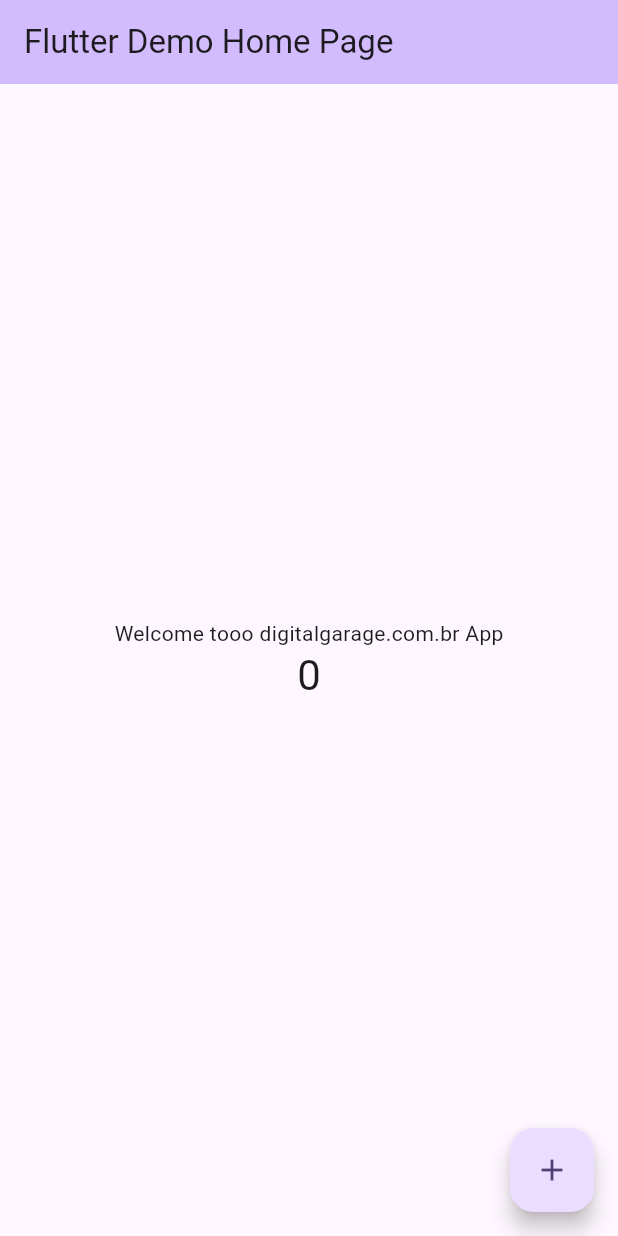
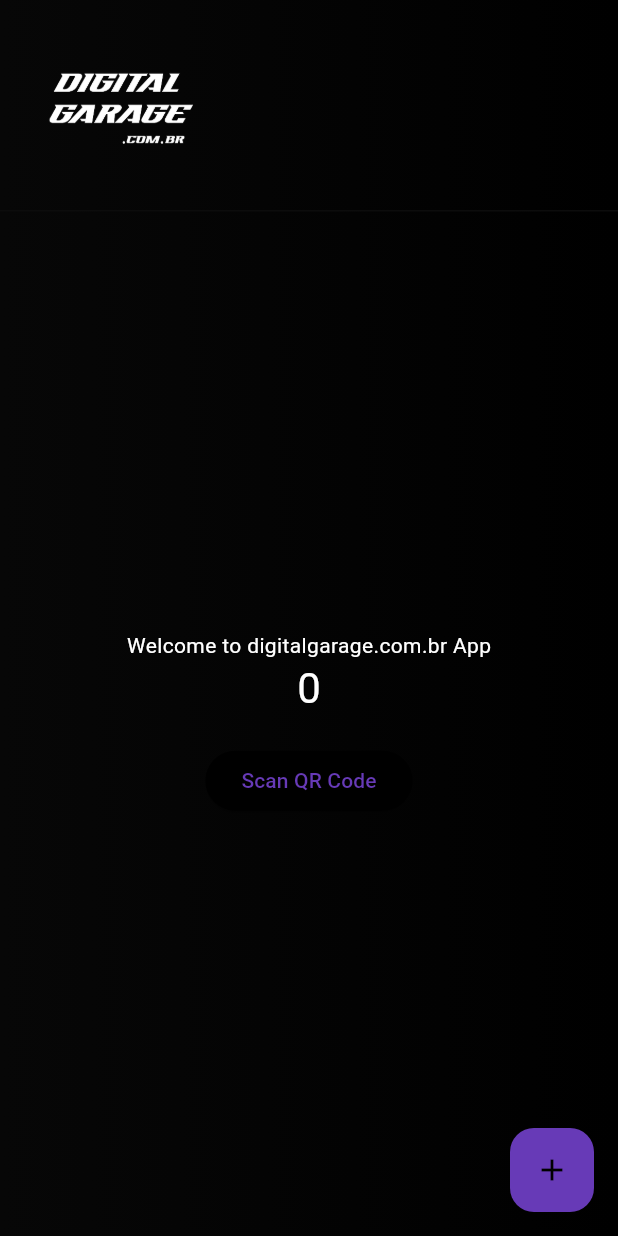
Before and after one commit to mattmurrayswe/digitalgarage_flutter, a Flutter app: the screen it shows after launch, on a phone screen of 412 x 824 dp. Run offline on Flutter 3.47's test engine with Material 3 defaults, Android fonts, the phone set to English and light mode, and no system bars; missing offline and left inert: qr_code_scanner.

Commit message:
feat: icon dg and basic qrcode implementation

```diff
--- a/lib/main.dart
+++ b/lib/main.dart
@@ -1,4 +1,7 @@
 import 'package:flutter/material.dart';
+import 'package:qr_code_scanner/qr_code_scanner.dart';
+import 'dart:io';
+import 'dart:convert';
 
 void main() {
   runApp(const MyApp());
@@ -7,46 +10,34 @@ void main() {
 class MyApp extends StatelessWidget {
   const MyApp({super.key});
 
-  // This widget is the root of your application.
   @override
   Widget build(BuildContext context) {
     return MaterialApp(
-      title: 'Flutter Demo',
+      title: 'Flutter QR Demo',
       theme: ThemeData(
-        // This is the theme of your application.
-        //
-        // TRY THIS: Try running your application with "flutter run". You'll see
-        // the application has a purple toolbar. Then, without quitting the app,
-        // try changing the seedColor in the colorScheme below to Colors.green
-        // and then invoke "hot reload" (save your changes or press the "hot
-        // reload" button in a Flutter-supported IDE, or press "r" if you used
-        // the command line to start the app).
-        //
-        // Notice that the counter didn't reset back to zero; the application
-        // state is not lost during the reload. To reset the state, use hot
-        // restart instead.
-        //
-        // This works for code too, not just values: Most code changes can be
-        // tested with just a hot reload.
-        colorScheme: ColorScheme.fromSeed(seedColor: Colors.deepPurple),
+        useMaterial3: true,
+        brightness: Brightness.dark,
+        colorScheme: const ColorScheme.dark(
+          primary: Colors.deepPurple,
+          onPrimary: Colors.black,
+          surface: Colors.black,
+          onSurface: Colors.white,
         ),
-      home: const MyHomePage(title: 'Flutter Demo Home Page'),
+        scaffoldBackgroundColor: Colors.black,
+        appBarTheme: const AppBarTheme(
+          backgroundColor: Colors.black,
+          foregroundColor: Colors.white,
+          surfaceTintColor: Colors.transparent,
+          elevation: 0,
+        ),
+      ),
+      home: const MyHomePage(title: ''),
     );
   }
 }
 
 class MyHomePage extends StatefulWidget {
   const MyHomePage({super.key, required this.title});
-
-  // This widget is the home page of your application. It is stateful, meaning
-  // that it has a State object (defined below) that contains fields that affect
-  // how it looks.
-
-  // This class is the configuration for the state. It holds the values (in this
-  // case the title) provided by the parent (in this case the App widget) and
-  // used by the build method of the State. Fields in a Widget subclass are
-  // always marked "final".
-
   final String title;
 
   @override
@@ -55,68 +46,191 @@ class MyHomePage extends StatefulWidget {
 
 class _MyHomePageState extends State<MyHomePage> {
   int _counter = 0;
+  String? scannedCode;
 
   void _incrementCounter() {
     setState(() {
-      // This call to setState tells the Flutter framework that something has
-      // changed in this State, which causes it to rerun the build method below
-      // so that the display can reflect the updated values. If we changed
-      // _counter without calling setState(), then the build method would not be
-      // called again, and so nothing would appear to happen.
       _counter++;
     });
   }
 
+  void _navigateToScanner() async {
+    final result = await Navigator.push(
+      context,
+      MaterialPageRoute(builder: (context) => const QRScannerScreen()),
+    );
+
+    if (result != null) {
+      print('Raw scanned QR code: $result');
+
+      try {
+        final parsed = json.decode(result);
+        print('Parsed QR data: $parsed');
+      } catch (e) {
+        print('Not a JSON QR code');
+      }
+
+      setState(() {
+        scannedCode = result;
+      });
+    }
+  }
+
   @override
   Widget build(BuildContext context) {
-    // This method is rerun every time setState is called, for instance as done
-    // by the _incrementCounter method above.
-    //
-    // The Flutter framework has been optimized to make rerunning build methods
-    // fast, so that you can just rebuild anything that needs updating rather
-    // than having to individually change instances of widgets.
     return Scaffold(
       appBar: AppBar(
-        // TRY THIS: Try changing the color here to a specific color (to
-        // Colors.amber, perhaps?) and trigger a hot reload to see the AppBar
-        // change color while the other colors stay the same.
-        backgroundColor: Theme.of(context).colorScheme.inversePrimary,
-        // Here we take the value from the MyHomePage object that was created by
-        // the App.build method, and use it to set our appbar title.
+        backgroundColor: Colors.transparent,
+        elevation: 0,
+        toolbarHeight: 140,
+        leadingWidth: 130,
+        leading: Padding(
+          padding: const EdgeInsets.only(left: 26.0),
+          child: Image.asset('assets/logo.png', fit: BoxFit.contain),
+        ),
         title: Text(widget.title),
+        flexibleSpace: Container(
+          decoration: const BoxDecoration(
+            gradient: LinearGradient(
+              begin: Alignment.centerLeft,
+              end: Alignment.centerRight,
+              colors: [Color(0xFF070707), Colors.black],
             ),
-      body: Center(
-        // Center is a layout widget. It takes a single child and positions it
-        // in the middle of the parent.
+          ),
+        ),
+        bottom: const PreferredSize(
+          preferredSize: Size.fromHeight(1),
+          child: Divider(height: 1, color: Color(0xFF0C0C0C)),
+        ),
+      ),
+      body: Container(
+        decoration: const BoxDecoration(
+          gradient: LinearGradient(
+            begin: Alignment.centerLeft,
+            end: Alignment.centerRight,
+            colors: [Color(0xFF070707), Colors.black],
+          ),
+        ),
+        child: Center(
           child: Column(
-          // Column is also a layout widget. It takes a list of children and
-          // arranges them vertically. By default, it sizes itself to fit its
-          // children horizontally, and tries to be as tall as its parent.
-          //
-          // Column has various properties to control how it sizes itself and
-          // how it positions its children. Here we use mainAxisAlignment to
-          // center the children vertically; the main axis here is the vertical
-          // axis because Columns are vertical (the cross axis would be
-          // horizontal).
-          //
-          // TRY THIS: Invoke "debug painting" (choose the "Toggle Debug Paint"
-          // action in the IDE, or press "p" in the console), to see the
-          // wireframe for each widget.
             mainAxisAlignment: MainAxisAlignment.center,
             children: <Widget>[
-            const Text('Welcome tooo digitalgarage.com.br App'),
+              const Text('Welcome to digitalgarage.com.br App'),
               Text(
                 '$_counter',
                 style: Theme.of(context).textTheme.headlineMedium,
               ),
+              const SizedBox(height: 20),
+              ElevatedButton(
+                onPressed: _navigateToScanner,
+                child: const Text('Scan QR Code'),
+              ),
+              if (scannedCode != null) ...[
+                const SizedBox(height: 20),
+                Text(
+                  'Scanned: $scannedCode',
+                  style: const TextStyle(
+                    fontSize: 16,
+                    fontWeight: FontWeight.bold,
+                  ),
+                ),
+                const SizedBox(height: 10),
+                ElevatedButton(
+                  onPressed: () {
+                    setState(() {
+                      scannedCode = null;
+                    });
+                  },
+                  child: const Text('Clear Scanned Code'),
+                ),
               ],
+            ],
+          ),
         ),
       ),
       floatingActionButton: FloatingActionButton(
         onPressed: _incrementCounter,
         tooltip: 'Increment',
         child: const Icon(Icons.add),
-      ), // This trailing comma makes auto-formatting nicer for build methods.
+      ),
     );
   }
 }
+
+class QRScannerScreen extends StatefulWidget {
+  const QRScannerScreen({super.key});
+
+  @override
+  State<QRScannerScreen> createState() => _QRScannerScreenState();
+}
+
+class _QRScannerScreenState extends State<QRScannerScreen> {
+  final GlobalKey qrKey = GlobalKey(debugLabel: 'QR');
+  QRViewController? controller;
+
+  bool _hasScanned = false;
+  bool _isNavigating = false;
+
+  @override
+  void reassemble() {
+    super.reassemble();
+    if (Platform.isAndroid) {
+      controller?.pauseCamera();
+    } else if (Platform.isIOS) {
+      controller?.resumeCamera();
+    }
+  }
+
+  @override
+  Widget build(BuildContext context) {
+    return Scaffold(
+      body: Stack(
+        children: [
+          QRView(
+            key: qrKey,
+            onQRViewCreated: _onQRViewCreated,
+            overlay: QrScannerOverlayShape(
+              borderColor: Colors.blueAccent,
+              borderRadius: 10,
+              borderLength: 30,
+              borderWidth: 10,
+              cutOutSize: 250,
+            ),
+          ),
+          Positioned(
+            top: 50,
+            left: 20,
+            child: ElevatedButton(
+              onPressed: () => Navigator.pop(context),
+              child: const Text('Back'),
+            ),
+          ),
+        ],
+      ),
+    );
+  }
+
+  void _onQRViewCreated(QRViewController controller) {
+    this.controller = controller;
+
+    controller.scannedDataStream.listen((scanData) async {
+      if (_hasScanned || _isNavigating) return;
+      _hasScanned = true;
+      _isNavigating = true;
+
+      print('QR Code read: ${scanData.code}');
+
+      await Future.delayed(const Duration(milliseconds: 700));
+
+      if (mounted) {
+        Navigator.of(context).pop(scanData.code);
+      }
+    });
+  }
+
+  @override
+  void dispose() {
+    controller?.dispose();
+    super.dispose();
+  }
+}
```
Also changed, not shown: pubspec.yaml (+9 -0 lines), assets/logo.png (added), assets/squaregradientlogo.png (added), pubspec.lock, 33 other files. Lines whose indentation alone changed are shown as unchanged.
